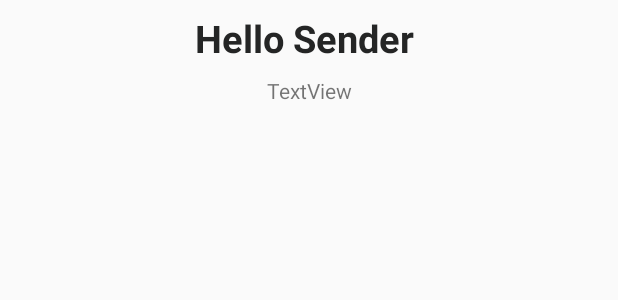
After one commit to ksheetal/StopandWait_GUI, an Android app: the layout dialouge_layout.xml on its own in the app's theme, with its tools: preview values and no code run, on a phone screen of 412 x 824 dp. The commit adds this screen. Shown: the top 300 px of the screen. Run offline under Robolectric (Android 15) with nearby library versions, the phone set to English and light mode, and no system bars.

Commit message:
sender Screen added.

```diff
--- a/app/src/main/java/com/example/sheetal/stopandwait/HomeScreenActivity.java
+++ b/app/src/main/java/com/example/sheetal/stopandwait/HomeScreenActivity.java
@@ -86,7 +86,6 @@ public class HomeScreenActivity extends AppCompatActivity {
                     msg = data1.getMessage();
                     akl = data1.getAck();
                 }
-
                 ackno.setText(msg);
 
             }
--- /dev/null
+++ b/app/src/main/res/layout/dialouge_layout.xml
@@ -0,0 +1,35 @@
+<?xml version="1.0" encoding="utf-8"?>
+<android.support.constraint.ConstraintLayout
+    xmlns:android="http://schemas.android.com/apk/res/android"
+    xmlns:app="http://schemas.android.com/apk/res-auto"
+    xmlns:tools="http://schemas.android.com/tools"
+    android:layout_width="match_parent"
+    android:layout_height="match_parent">
+
+    <TextView
+        android:id="@+id/textView6"
+        android:layout_width="wrap_content"
+        android:layout_height="wrap_content"
+        android:layout_marginEnd="8dp"
+        android:layout_marginStart="8dp"
+        android:layout_marginTop="8dp"
+        android:text="Hello Sender "
+        android:textSize="25sp"
+        android:textColor="@color/colorPrimaryDark"
+        android:textStyle="bold"
+        app:layout_constraintEnd_toEndOf="parent"
+        app:layout_constraintStart_toStartOf="parent"
+        app:layout_constraintTop_toTopOf="parent" />
+
+    <TextView
+        android:id="@+id/textView8"
+        android:layout_width="wrap_content"
+        android:layout_height="23dp"
+        android:layout_marginEnd="8dp"
+        android:layout_marginStart="8dp"
+        android:layout_marginTop="8dp"
+        android:text="TextView"
+        app:layout_constraintEnd_toEndOf="parent"
+        app:layout_constraintStart_toStartOf="parent"
+        app:layout_constraintTop_toBottomOf="@+id/textView6" />
+</android.support.constraint.ConstraintLayout>
```
Also changed, not shown: app/src/main/java/com/example/sheetal/stopandwait/MainActivity.java (+34 -2 lines), app/src/main/java/com/example/sheetal/stopandwait/dialoge.java (added, +68 -0 lines), app/src/main/res/layout/activity_main.xml (+14 -0 lines).
